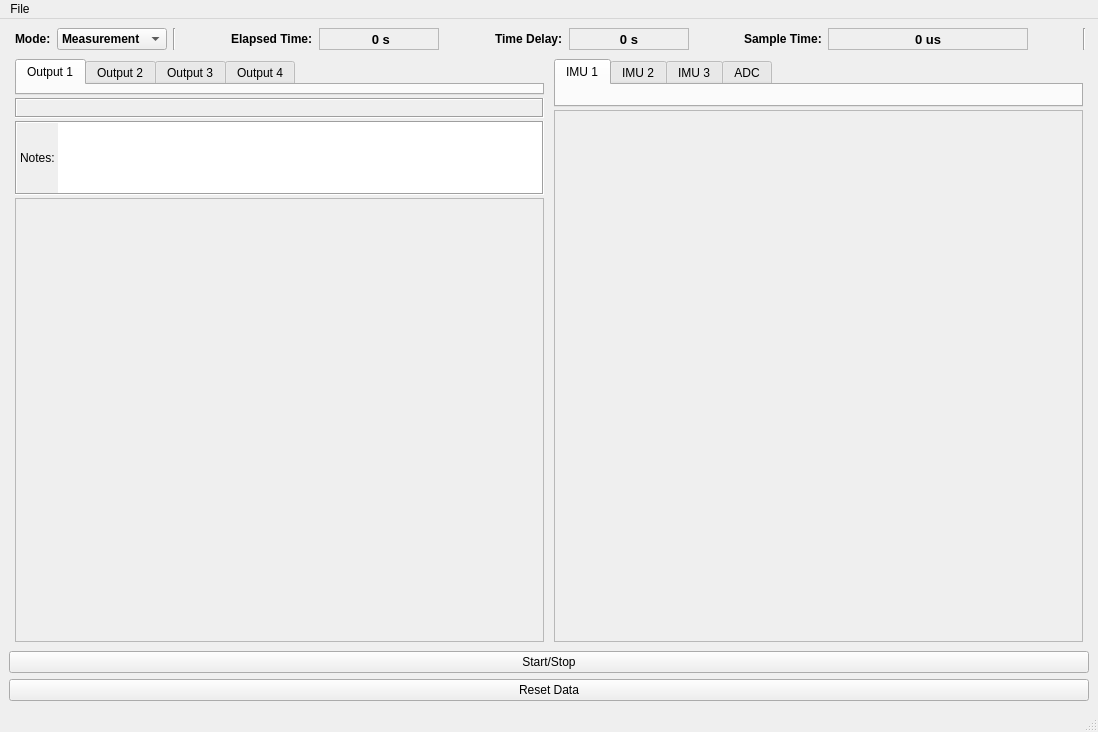
The window that uifiles/VibViewWindow.ui (eduardobatista/ActVibSoftware) describes before a commit, drawn with Qt 5.
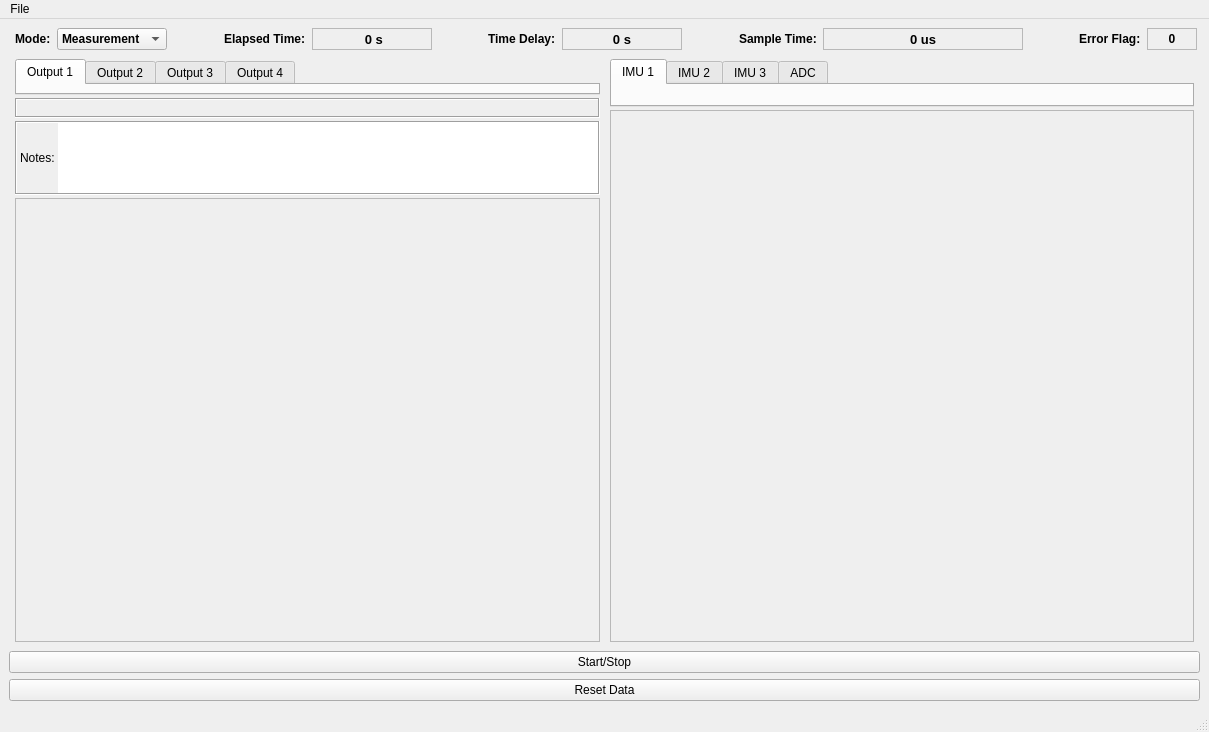
The same window after the commit.

Commit message: Error code now presented in main window.

```diff
--- a/uifiles/VibViewWindow.ui
+++ b/uifiles/VibViewWindow.ui
@@ -6,7 +6,7 @@
    <rect>
     <x>0</x>
     <y>0</y>
-    <width>1098</width>
+    <width>1209</width>
     <height>732</height>
    </rect>
   </property>
@@ -88,13 +88,6 @@
          </item>
         </widget>
        </item>
-       <item>
-        <widget class="Line" name="line">
-         <property name="orientation">
-          <enum>Qt::Vertical</enum>
-         </property>
-        </widget>
-       </item>
        <item>
         <spacer name="horizontalSpacer_3">
          <property name="orientation">
@@ -280,9 +273,41 @@
         </spacer>
        </item>
        <item>
-        <widget class="Line" name="line_2">
-         <property name="orientation">
-          <enum>Qt::Vertical</enum>
+        <widget class="QLabel" name="label_3">
+         <property name="font">
+          <font>
+           <bold>true</bold>
+          </font>
+         </property>
+         <property name="text">
+          <string>Error Flag:</string>
+         </property>
+        </widget>
+       </item>
+       <item>
+        <widget class="QLabel" name="errorLabel">
+         <property name="minimumSize">
+          <size>
+           <width>50</width>
+           <height>0</height>
+          </size>
+         </property>
+         <property name="font">
+          <font>
+           <bold>true</bold>
+          </font>
+         </property>
+         <property name="styleSheet">
+          <string notr="true"/>
+         </property>
+         <property name="frameShape">
+          <enum>QFrame::StyledPanel</enum>
+         </property>
+         <property name="text">
+          <string>0</string>
+         </property>
+         <property name="alignment">
+          <set>Qt::AlignCenter</set>
          </property>
         </widget>
        </item>
@@ -815,7 +840,7 @@
     <rect>
      <x>0</x>
      <y>0</y>
-     <width>1098</width>
+     <width>1209</width>
      <height>21</height>
     </rect>
    </property>
```
Left out of the diff: 3 changed lines with no effect on the pictures. The commit also changes 3 other files.
